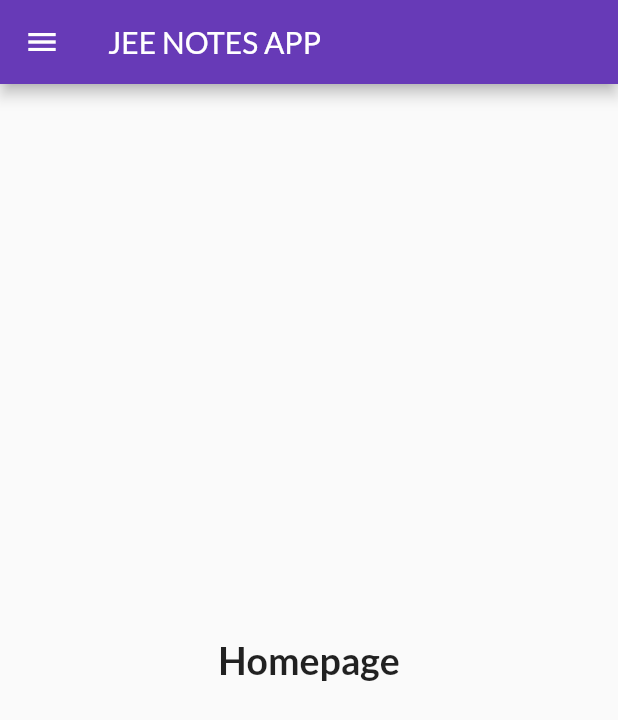
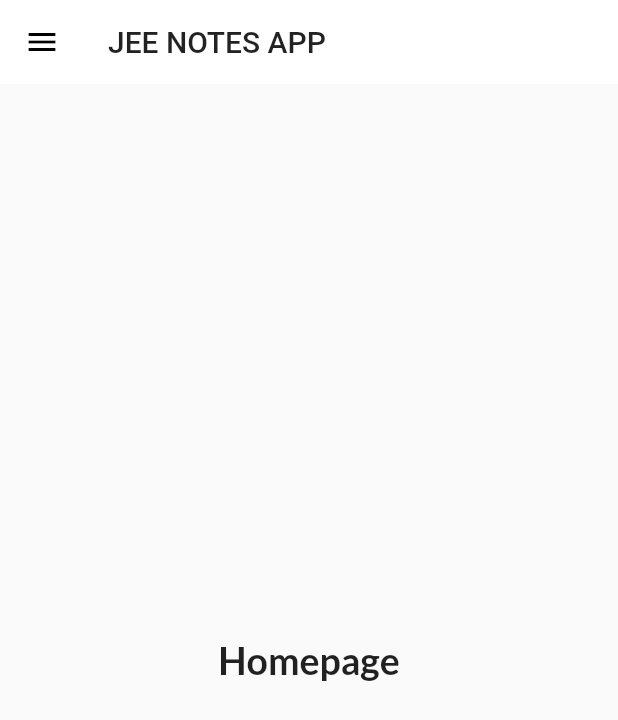
Before and after one commit to Johan-Monster/Catalog-App, a Flutter app: the screen it shows after launch, on a phone screen of 412 x 824 dp. Shown: the top 720 px of the screen. Run offline on Flutter 3.47's test engine with Material 2 defaults, Android fonts, the phone set to English and light mode, and no system bars; our stand-ins replace google_fonts.

Commit message:
theme extracted

```diff
--- a/lib/main.dart
+++ b/lib/main.dart
@@ -1,6 +1,7 @@
 import 'package:flutter/material.dart';
 import 'package:google_fonts/google_fonts.dart';
 import 'package:intro/util/routes.dart';
+import 'package:intro/widgets/themes.dart';
 
 import 'login_page.dart';
 import 'pages/homepage.dart';
@@ -21,12 +22,11 @@ class MyApp extends StatelessWidget {
       // home: HomePage(),
       themeMode: ThemeMode.light,
       // debugShowCheckedModeBanner: false,
-      theme: ThemeData(
-          primarySwatch: Colors.deepPurple,
-          fontFamily: GoogleFonts.lato().fontFamily),
-      darkTheme: ThemeData(
-          brightness: Brightness.dark, primarySwatch: Colors.deepOrange),
+      theme: MyTheme.lightTheme(context),
+
+      darkTheme: MyTheme.darkTheme(context),
       initialRoute: MyRoutes.HomeRoute,
+      // initialRoute: MyRoutes.LoginRoute,
       routes: {
         MyRoutes.LoginRoute: (context) => LoginPage(),
         MyRoutes.HomeRoute: (context) => HomePage(),
--- /dev/null
+++ b/lib/widgets/themes.dart
@@ -0,0 +1,19 @@
+import 'package:flutter/cupertino.dart';
+import 'package:flutter/material.dart';
+import 'package:google_fonts/google_fonts.dart';
+
+class MyTheme {
+  static ThemeData lightTheme(BuildContext context) => ThemeData(
+      primarySwatch: Colors.deepPurple,
+      fontFamily: GoogleFonts.lato().fontFamily,
+      appBarTheme: AppBarTheme(
+        color: Colors.white,
+        elevation: 0.0,
+        iconTheme: IconThemeData(color: Colors.black),
+        textTheme: Theme.of(context).textTheme,
+      ));
+  static ThemeData darkTheme(BuildContext context) => ThemeData(
+        brightness: Brightness.dark,
+        primarySwatch: Colors.deepOrange,
+      );
+}
```
